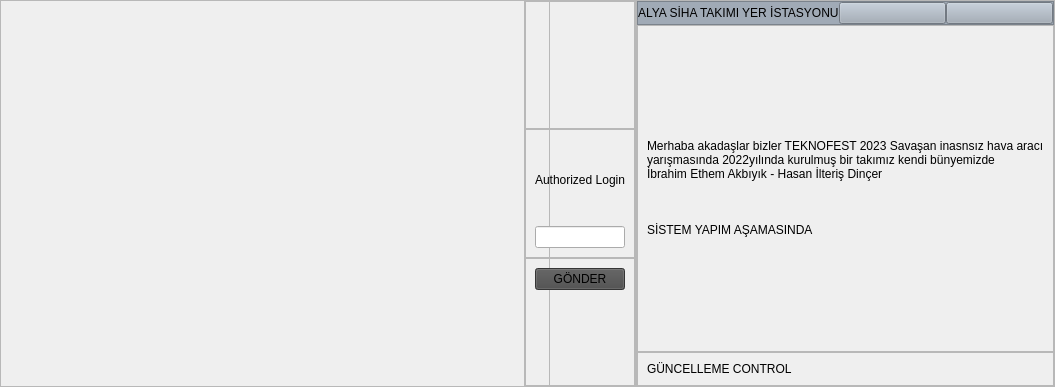
Qt form login_ui.ui (ibrahimeth/Alya_Siha_Folders) before a commit.
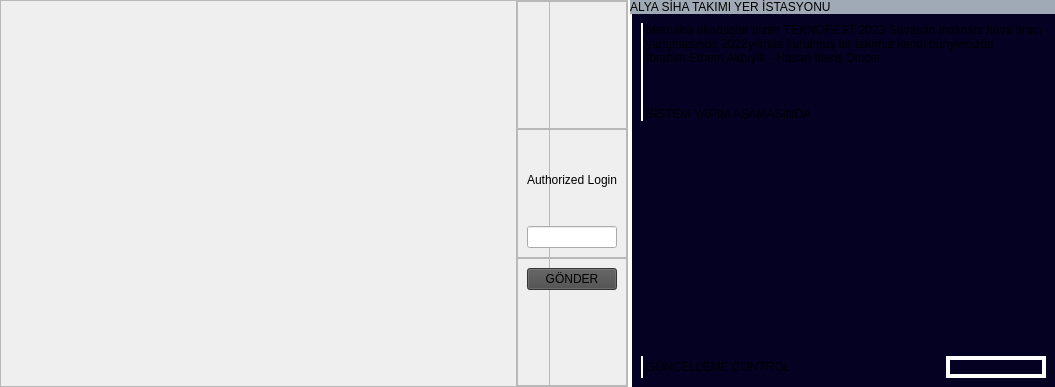
The same form after that commit. Icons and pictures are not drawn.

```diff
--- a/login_ui.ui
+++ b/login_ui.ui
@@ -222,6 +222,15 @@
     </item>
     <item>
      <widget class="QFrame" name="right_frame">
+      <property name="styleSheet">
+       <string notr="true">background-color: rgb(4, 1, 35);
+
+
+border-color:rgb(255, 255, 255);
+border-style: solid;
+border-width: 0px px 0px 2px;
+</string>
+      </property>
       <property name="frameShape">
        <enum>QFrame::StyledPanel</enum>
       </property>
@@ -253,7 +262,8 @@
           </sizepolicy>
          </property>
          <property name="styleSheet">
-          <string notr="true">background-color: rgb(160, 170, 182);</string>
+          <string notr="true">background-color: rgb(160, 170, 182);
+border : none ;</string>
          </property>
          <property name="frameShape">
           <enum>QFrame::StyledPanel</enum>
@@ -286,6 +296,9 @@
           </item>
           <item>
            <widget class="QPushButton" name="alt_btn">
+            <property name="styleSheet">
+             <string notr="true"/>
+            </property>
             <property name="text">
              <string/>
             </property>
@@ -318,7 +331,7 @@
           <enum>QFrame::Raised</enum>
          </property>
          <layout class="QHBoxLayout" name="horizontalLayout_6">
-          <item alignment="Qt::AlignHCenter|Qt::AlignVCenter">
+          <item alignment="Qt::AlignHCenter|Qt::AlignTop">
            <widget class="QLabel" name="right_menu_label">
             <property name="text">
              <string>Merhaba akadaşlar bizler TEKNOFEST 2023 Savaşan inasnsız hava aracı 
@@ -358,6 +371,11 @@
           </item>
           <item>
            <widget class="QLabel" name="right_bottom_menu_label">
+            <property name="styleSheet">
+             <string notr="true">border-color:rgb(255, 255, 255);
+border-style: solid;
+border-width: 0px 0px 0px 0px;</string>
+            </property>
             <property name="text">
              <string/>
             </property>
@@ -371,6 +389,11 @@
               <height>100</height>
              </size>
             </property>
+            <property name="styleSheet">
+             <string notr="true">border-color:rgb(255, 255, 255);
+border-style: solid;
+border-width: 4px 4px 4px 4px;</string>
+            </property>
             <property name="text">
              <string/>
             </property>
```
